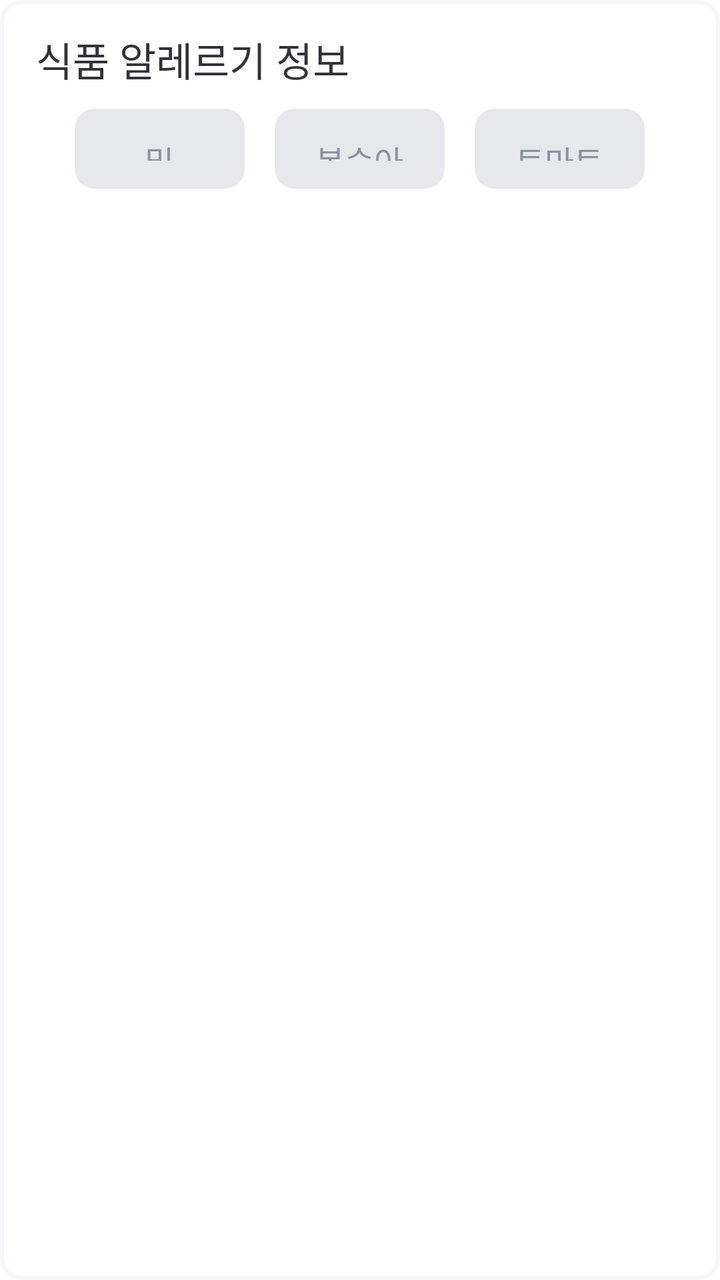
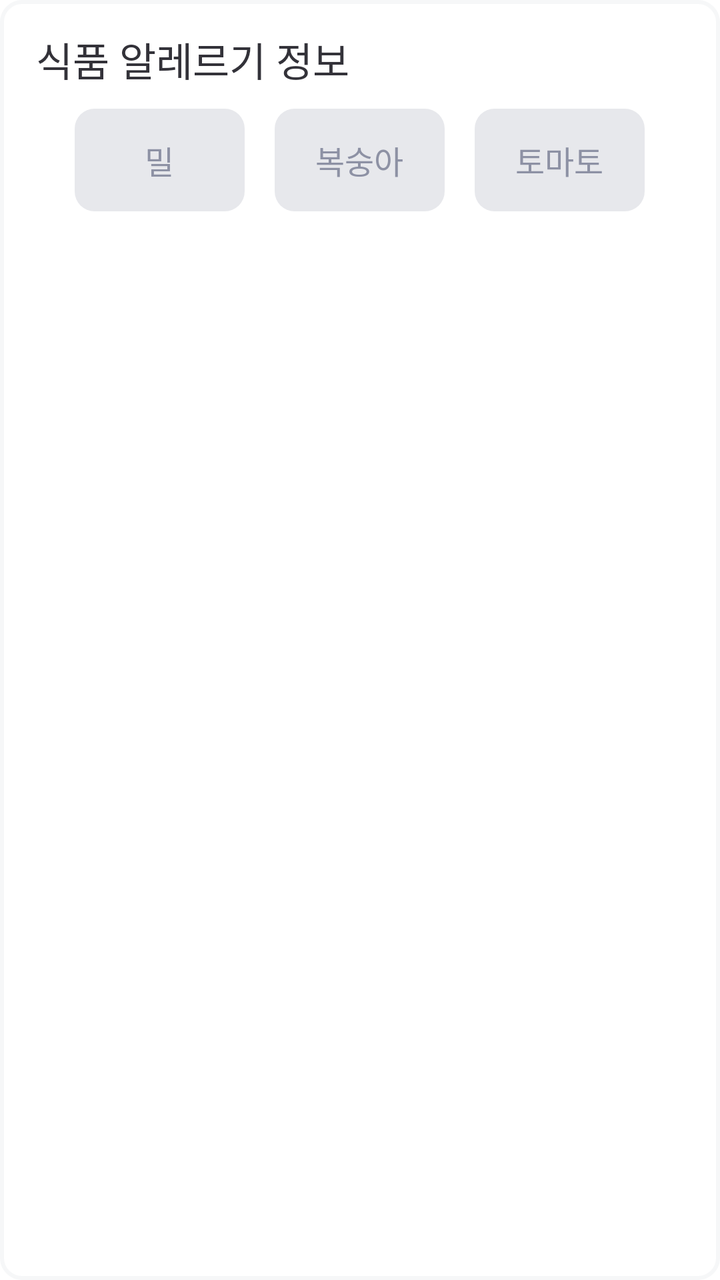

Before-and-after screenshots of an Android layout around one commit, followed by the original layout XML and the change that was made.
<!-- AndroidManifest.xml: application theme Theme.BeYourEyes -->
<!-- res/layout/fragment_result_alg.xml -->
<?xml version="1.0" encoding="utf-8"?>
<LinearLayout xmlns:android="http://schemas.android.com/apk/res/android"
    xmlns:app="http://schemas.android.com/apk/res-auto"
    xmlns:tools="http://schemas.android.com/tools"
    android:layout_width="320dp"
    android:layout_height="wrap_content"
    android:background="@drawable/shape_result_fragment_background_white_stroke_10"
    android:orientation="vertical"
    android:paddingVertical="15dp"
    android:paddingHorizontal="18dp"
    tools:context=".ResultAlgFragment">

    


    <TextView
        android:id="@+id/textView5"
        android:layout_width="match_parent"
        android:layout_height="wrap_content"
        android:fontFamily="@font/wanted_sans_bold"
        android:text="@string/algResultText"
        android:textColor="@color/gray_950"
        android:textSize="20sp" />

    <com.google.android.material.chip.ChipGroup
        android:id="@+id/result_alg_chipGroup"
        android:layout_width="285dp"
        android:layout_height="wrap_content"
        android:layout_gravity="center"
        android:layout_marginHorizontal="0dp"
        android:layout_marginTop="10dp"
        android:foregroundGravity="center"
        app:chipSpacing="15dp"
        app:chipSpacingHorizontal="15dp">

        
        <com.google.android.material.chip.Chip
            style="@style/AllergyChip"
            android:layout_width="85dp"
            android:layout_height="40dp"
            android:text="@string/allergy_wheat"
            android:textAlignment="center"
            android:textAppearance="@style/chipText"
            app:chipMinTouchTargetSize="0dp" />

        <com.google.android.material.chip.Chip
            style="@style/AllergyChip"
            android:layout_width="85dp"
            android:layout_height="40dp"
            android:text="@string/allergy_peach"
            android:textAlignment="center"
            android:textAppearance="@style/chipText"
            app:chipMinTouchTargetSize="0dp" />

        <com.google.android.material.chip.Chip
            style="@style/AllergyChip"
            android:layout_width="85dp"
            android:layout_height="40dp"
            android:text="@string/allergy_tomato"
            android:textAlignment="center"
            android:textAppearance="@style/chipText"
            app:chipMinTouchTargetSize="0dp" />


    </com.google.android.material.chip.ChipGroup>


</LinearLayout>
<!-- resources referenced by this layout -->
<resources>
  <color name="gray_950">#333239</color>
  <!-- drawable shape_result_fragment_background_white_stroke_10 (drawable) -->
  <?xml version="1.0" encoding="utf-8"?>
  <shape xmlns:android="http://schemas.android.com/apk/res/android">
      <solid android:color="@color/white" /> 
      <stroke android:color="@color/gray_50" android:width="2dp" />
      <size android:width="60dp" android:height="60dp" /> 
      <corners android:radius="10dp" /> 
  </shape>
  <string name="algResultText">식품 알레르기 정보</string>
  <string name="allergy_peach">복숭아</string>
  <string name="allergy_tomato">토마토</string>
  <string name="allergy_wheat">밀</string>
  <style name="AllergyChip" parent="@style/Widget.MaterialComponents.Chip.Choice">
          <item name="chipStrokeColor">@color/blue_400</item>
          <item name="chipStrokeWidth">0dp</item>
          <item name="chipBackgroundColor">@color/allergy_chip_background_color</item>
          <item name="android:textColor">@color/allergy_chip_text_color</item>
          <item name="chipCornerRadius">10dp</item>
      </style>
  <style name="chipText" parent="TextAppearance.MaterialComponents.Chip">
          <item name="android:fontFamily">@font/wanted_sans_semi_bold</item>
          <item name="android:textColor">@color/gray_500</item>
          <item name="android:textSize">16sp</item>
      </style>
  <style name="Theme.BeYourEyes" parent="Theme.MaterialComponents.Light.NoActionBar">
          
          <item name="colorPrimary">@color/blue_500</item>
          <item name="colorPrimaryVariant">@color/blue_700</item>
          <item name="colorOnPrimary">@color/white</item>
          
          <item name="colorSecondary">@color/teal_200</item>
          <item name="colorSecondaryVariant">@color/teal_700</item>
          <item name="colorOnSecondary">@color/black</item>
          
          <item name="android:statusBarColor">@color/gray_50</item>
          <item name="android:windowLightStatusBar">true</item>
          <item name="android:navigationBarColor">@color/gray_50</item>
          
          <item name="chipStyle">@style/TextChipStyle</item>
      </style>
  <color name="white">#FFFFFF</color>
  <color name="gray_50">#F6F7F8</color>
  <color name="blue_400">#599EFF</color>
  <color name="gray_500">#8D91A4</color>
  <color name="blue_500">#3379FE</color>
  <color name="blue_700">#1543E0</color>
  <color name="teal_200">#FF03DAC5</color>
  <color name="teal_700">#FF018786</color>
  <color name="black">#FF000000</color>
  <style name="TextChipStyle" parent="Widget.MaterialComponents.Chip.Choice">
          <item name="chipCornerRadius">10dp</item>
          <item name="chipMinHeight">58dp</item>
          <item name="chipBackgroundColor">@color/chip_bg_color</item>
          <item name="android:textColor">@color/chip_text_color</item>
          <item name="chipStrokeColor">@color/chip_stroke_color</item>
          <item name="chipStrokeWidth">2dp</item>
          <item name="android:textAlignment">center</item>
          <item name="fontFamily">@font/wanted_sans_semi_bold</item>
          <item name="android:textSize">16sp</item>
          <item name="android:paddingTop">14dp</item>
          <item name="android:paddingBottom">14dp</item>
      </style>
</resources>

<!-- the commit's change to res/layout/fragment_result_alg.xml (unified diff, before → after) -->
@@ -37,7 +37,7 @@
         <com.google.android.material.chip.Chip
             style="@style/AllergyChip"
             android:layout_width="85dp"
-            android:layout_height="40dp"
+            android:layout_height="wrap_content"
             android:text="@string/allergy_wheat"
             android:textAlignment="center"
             android:textAppearance="@style/chipText"
@@ -46,7 +46,7 @@
         <com.google.android.material.chip.Chip
             style="@style/AllergyChip"
             android:layout_width="85dp"
-            android:layout_height="40dp"
+            android:layout_height="wrap_content"
             android:text="@string/allergy_peach"
             android:textAlignment="center"
             android:textAppearance="@style/chipText"
@@ -55,7 +55,7 @@
         <com.google.android.material.chip.Chip
             style="@style/AllergyChip"
             android:layout_width="85dp"
-            android:layout_height="40dp"
+            android:layout_height="wrap_content"
             android:text="@string/allergy_tomato"
             android:textAlignment="center"
             android:textAppearance="@style/chipText"
<!-- resource entries referenced after the edit -->
@@ -14,9 +14,9 @@
   <string name="allergy_tomato">토마토</string>
   <string name="allergy_wheat">밀</string>
   <style name="AllergyChip" parent="@style/Widget.MaterialComponents.Chip.Choice">
-          <item name="chipStrokeColor">@color/blue_400</item>
           <item name="chipStrokeWidth">0dp</item>
           <item name="chipBackgroundColor">@color/allergy_chip_background_color</item>
+          <item name="chipStrokeColor">@color/chip_stroke_color</item>
           <item name="android:textColor">@color/allergy_chip_text_color</item>
           <item name="chipCornerRadius">10dp</item>
       </style>
@@ -43,7 +43,6 @@
       </style>
   <color name="white">#FFFFFF</color>
   <color name="gray_50">#F6F7F8</color>
-  <color name="blue_400">#599EFF</color>
   <color name="gray_500">#8D91A4</color>
   <color name="blue_500">#3379FE</color>
   <color name="blue_700">#1543E0</color>
